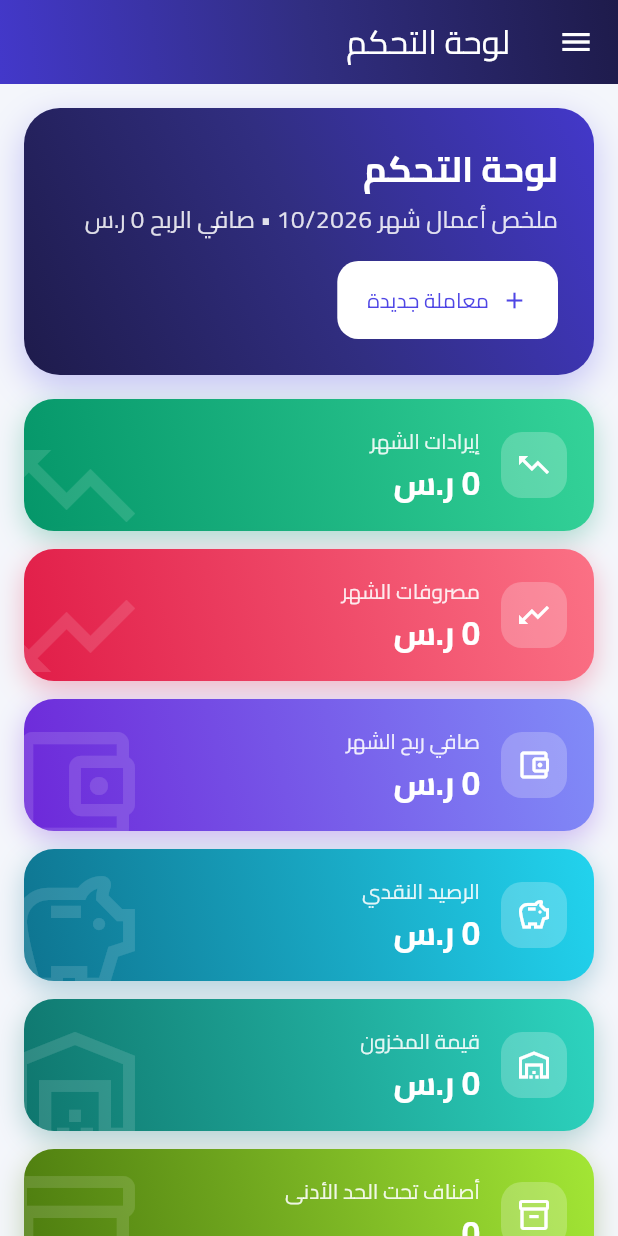
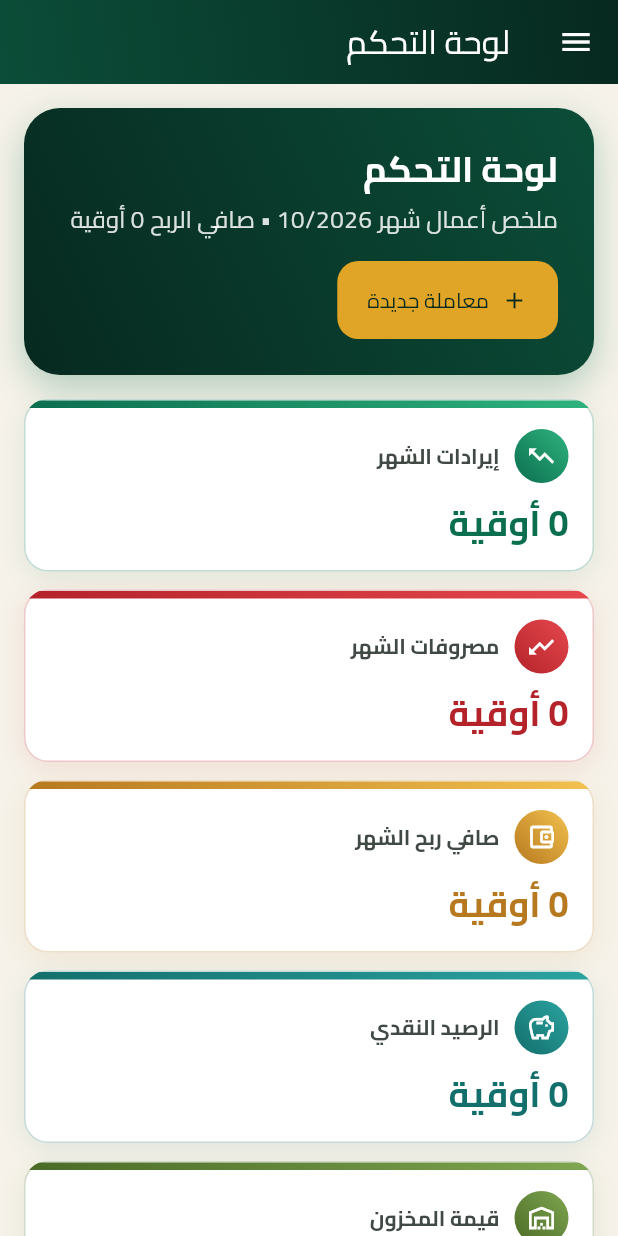
Before and after one commit to Ahmedtalb872/Medaba, a Flutter app: the screen it shows after launch, on a phone screen of 412 x 824 dp. Run offline on Flutter 3.47's test engine with Material 3 defaults, Android fonts, the phone set to English and light mode, and no system bars; our stand-ins replace pdf, printing, shared_preferences.

Commit message:
New look and Mauritanian ouguiya currency
Redesign with a palette inspired by the Mauritanian flag (deep green,
gold, red on a sand background): light KPI cards with a colored top
band and round icons, dark green sidebar with gold accents, gold hero
action, green/gold invoice PDF. Currency is now the ouguiya; demo data
uses MRU-scale prices, 16% VAT and Nouakchott addresses. Phone and tax
numbers render left-to-right so spaced digit groups don't get reversed
in RTL text (PDF and tables).

Co-Authored-By: Claude Opus 5.5 <noreply@anthropic.com>
Claude-Session: https://claude.ai/code/session_01X9Xt23fqdrjn1yncKBRNLD

```diff
--- a/lib/screens/dashboard_screen.dart
+++ b/lib/screens/dashboard_screen.dart
@@ -273,8 +273,8 @@ class _HeroBanner extends StatelessWidget {
           ),
           FilledButton.icon(
             style: FilledButton.styleFrom(
-              backgroundColor: Colors.white,
-              foregroundColor: AppColors.seed,
+              backgroundColor: AppColors.gold,
+              foregroundColor: AppColors.sidebar.first,
               padding: const EdgeInsets.symmetric(horizontal: 20, vertical: 16),
             ),
             onPressed: onAdd,
--- a/lib/screens/home_shell.dart
+++ b/lib/screens/home_shell.dart
@@ -63,8 +63,8 @@ class _HomeShellState extends State<HomeShell> {
               child: NavigationRail(
                 extended: extended,
                 backgroundColor: Colors.transparent,
-                indicatorColor: Colors.white.withValues(alpha: 0.18),
-                selectedIconTheme: const IconThemeData(color: Colors.white),
+                indicatorColor: AppColors.gold.withValues(alpha: 0.28),
+                selectedIconTheme: const IconThemeData(color: AppColors.gold),
                 unselectedIconTheme: IconThemeData(
                   color: Colors.white.withValues(alpha: 0.65),
                 ),
@@ -126,7 +126,7 @@ class _HomeShellState extends State<HomeShell> {
         data: Theme.of(context).copyWith(
           navigationDrawerTheme: NavigationDrawerThemeData(
             backgroundColor: AppColors.sidebar.first,
-            indicatorColor: Colors.white.withValues(alpha: 0.18),
+            indicatorColor: AppColors.gold.withValues(alpha: 0.28),
             iconTheme: WidgetStateProperty.resolveWith(
               (s) => IconThemeData(
                 color: s.contains(WidgetState.selected)
@@ -193,9 +193,9 @@ class _Logo extends StatelessWidget {
   Widget build(BuildContext context) => Container(
     padding: const EdgeInsets.all(10),
     decoration: BoxDecoration(
-      gradient: AppColors.gradient(AppColors.people),
+      color: AppColors.gold,
       borderRadius: BorderRadius.circular(14),
     ),
-    child: const Icon(Icons.business, color: Colors.white, size: 26),
+    child: const Icon(Icons.business, color: Color(0xFF07291F), size: 26),
   );
 }
--- a/lib/screens/partners_screen.dart
+++ b/lib/screens/partners_screen.dart
@@ -44,7 +44,7 @@ class PartnersScreen extends StatelessWidget {
             final sh = shareOf[p.id];
             return [
               Text(p.name),
-              Text(p.phone),
+              Text(p.phone, textDirection: TextDirection.ltr),
               Text(fmt.percent(p.sharePercent)),
               Text(fmt.money(p.capital)),
               Text(fmt.money(sh?.amount ?? 0)),
--- a/lib/screens/workers_screen.dart
+++ b/lib/screens/workers_screen.dart
@@ -39,7 +39,7 @@ class WorkersScreen extends StatelessWidget {
           cells: (w) => [
             Text(w.name),
             Text(w.jobTitle),
-            Text(w.phone),
+            Text(w.phone, textDirection: TextDirection.ltr),
             Text(fmt.money(w.monthlySalary)),
             Text(fmt.date(w.hiredAt)),
             Chip(
--- a/lib/theme/app_colors.dart
+++ b/lib/theme/app_colors.dart
@@ -1,39 +1,37 @@
 import 'package:flutter/material.dart';
 
-/// لوحة ألوان التطبيق. كل مؤشر له تدرّج لوني خاص به.
+/// لوحة ألوان التطبيق، مستوحاة من علم موريتانيا: أخضر عميق وذهبي وأحمر
+/// على خلفية بلون الرمل. كل مؤشر له لونان (فاتح، داكن).
 abstract final class AppColors {
-  static const seed = Color(0xFF4F46E5);
-  static const lightBackground = Color(0xFFF4F6FB);
-  static const darkBackground = Color(0xFF0F1222);
+  static const seed = Color(0xFF0B6E4F);
+  static const gold = Color(0xFFE0A526);
+  static const lightBackground = Color(0xFFF6F2E9);
+  static const darkBackground = Color(0xFF0C1713);
 
-  static const income = [Color(0xFF34D399), Color(0xFF059669)];
-  static const expense = [Color(0xFFFB7185), Color(0xFFE11D48)];
-  static const profit = [Color(0xFF818CF8), Color(0xFF6D28D9)];
-  static const loss = [Color(0xFFF87171), Color(0xFFB91C1C)];
-  static const cash = [Color(0xFF22D3EE), Color(0xFF0E7490)];
-  static const capital = [Color(0xFF60A5FA), Color(0xFF1D4ED8)];
-  static const people = [Color(0xFFE879F9), Color(0xFF9333EA)];
-  static const workers = [Color(0xFFFBBF24), Color(0xFFEA580C)];
-  static const payroll = [Color(0xFFF472B6), Color(0xFFBE185D)];
-  static const stock = [Color(0xFF2DD4BF), Color(0xFF0F766E)];
-  static const ok = [Color(0xFFA3E635), Color(0xFF4D7C0F)];
+  static const income = [Color(0xFF2FB37E), Color(0xFF0B6E4F)];
+  static const expense = [Color(0xFFE5484D), Color(0xFFB4232A)];
+  static const profit = [Color(0xFFF2C14E), Color(0xFFB7791F)];
+  static const loss = [Color(0xFFE5484D), Color(0xFF8E1B1F)];
+  static const cash = [Color(0xFF2BA3A0), Color(0xFF136F6C)];
+  static const capital = [Color(0xFF4F7FC4), Color(0xFF274C86)];
+  static const people = [Color(0xFF9A7BD1), Color(0xFF5B3E96)];
+  static const workers = [Color(0xFFF08A3C), Color(0xFFB45309)];
+  static const payroll = [Color(0xFFC08457), Color(0xFF7C4A24)];
+  static const stock = [Color(0xFF7FA650), Color(0xFF4A6B26)];
+  static const ok = [Color(0xFF2FB37E), Color(0xFF0B6E4F)];
 
   /// خلفية القائمة الجانبية.
-  static const sidebar = [
-    Color(0xFF1E1B4B),
-    Color(0xFF312E81),
-    Color(0xFF4338CA),
-  ];
+  static const sidebar = [Color(0xFF07291F), Color(0xFF0B4D38)];
 
   /// ألوان متتالية لتمييز الأشخاص في أشرطة التوزيع.
   static const series = [
-    Color(0xFF8B5CF6),
-    Color(0xFF06B6D4),
-    Color(0xFFF59E0B),
-    Color(0xFFEC4899),
-    Color(0xFF10B981),
-    Color(0xFF3B82F6),
-    Color(0xFFEF4444),
+    Color(0xFF0B6E4F),
+    Color(0xFFE0A526),
+    Color(0xFFB4232A),
+    Color(0xFF136F6C),
+    Color(0xFF5B3E96),
+    Color(0xFFB45309),
+    Color(0xFF274C86),
   ];
 
   static Color seriesAt(int i) => series[i % series.length];
--- a/lib/utils/format.dart
+++ b/lib/utils/format.dart
@@ -1,7 +1,7 @@
 import 'package:intl/intl.dart';
 
-/// رمز العملة المعروض. غيّره حسب بلد الزبون.
-const currencySymbol = 'ر.س';
+/// العملة: الأوقية الموريتانية (MRU).
+const currencySymbol = 'أوقية';
 
 final _money = NumberFormat('#,##0.##', 'en');
 final _date = DateFormat('yyyy/MM/dd', 'en_US');
--- a/lib/widgets/common.dart
+++ b/lib/widgets/common.dart
@@ -59,7 +59,7 @@ class PageHeader extends StatelessWidget {
   }
 }
 
-/// بطاقة مؤشر رقمي (KPI) بخلفية متدرجة الألوان.
+/// بطاقة مؤشر رقمي (KPI): سطح فاتح، شريط لوني علوي، أيقونة دائرية ورقم كبير.
 class StatCard extends StatelessWidget {
   final String label;
   final String value;
@@ -75,69 +75,67 @@ class StatCard extends StatelessWidget {
 
   @override
   Widget build(BuildContext context) {
+    final cs = Theme.of(context).colorScheme;
+    final dark = Theme.of(context).brightness == Brightness.dark;
+    final tone = dark ? colors.first : colors.last;
     return Container(
       clipBehavior: Clip.antiAlias,
       decoration: BoxDecoration(
-        gradient: AppColors.gradient(colors),
-        borderRadius: BorderRadius.circular(20),
+        color: Theme.of(context).cardTheme.color ?? cs.surface,
+        borderRadius: BorderRadius.circular(16),
+        border: Border.all(color: tone.withValues(alpha: 0.25)),
         boxShadow: [
           BoxShadow(
-            color: colors.last.withValues(alpha: 0.30),
-            blurRadius: 16,
-            offset: const Offset(0, 6),
+            color: tone.withValues(alpha: 0.10),
+            blurRadius: 14,
+            offset: const Offset(0, 4),
           ),
         ],
       ),
-      child: Stack(
+      child: Column(
+        crossAxisAlignment: CrossAxisAlignment.stretch,
         children: [
-          // أيقونة زخرفية كبيرة شفافة في الزاوية.
-          PositionedDirectional(
-            end: -14,
-            bottom: -18,
-            child: Icon(
-              icon,
-              size: 96,
-              color: Colors.white.withValues(alpha: 0.13),
-            ),
+          Container(
+            height: 5,
+            decoration: BoxDecoration(gradient: AppColors.gradient(colors)),
           ),
           Padding(
-            padding: const EdgeInsets.all(18),
-            child: Row(
-              children: [
-                Container(
-                  padding: const EdgeInsets.all(10),
-                  decoration: BoxDecoration(
-                    color: Colors.white.withValues(alpha: 0.22),
-                    borderRadius: BorderRadius.circular(14),
-                  ),
-                  child: Icon(icon, color: Colors.white),
-                ),
-                const SizedBox(width: 14),
-                Expanded(
+            padding: const EdgeInsets.fromLTRB(16, 14, 16, 16),
             child: Column(
               crossAxisAlignment: CrossAxisAlignment.start,
               children: [
-                      Text(
+                Row(
+                  children: [
+                    Container(
+                      width: 36,
+                      height: 36,
+                      decoration: BoxDecoration(
+                        shape: BoxShape.circle,
+                        gradient: AppColors.gradient(colors),
+                      ),
+                      child: Icon(icon, color: Colors.white, size: 20),
+                    ),
+                    const SizedBox(width: 10),
+                    Expanded(
+                      child: Text(
                         label,
                         style: TextStyle(
-                          color: Colors.white.withValues(alpha: 0.88),
+                          color: cs.onSurfaceVariant,
+                          fontWeight: FontWeight.w600,
                         ),
                         overflow: TextOverflow.ellipsis,
                       ),
-                      const SizedBox(height: 4),
+                    ),
+                  ],
+                ),
+                const SizedBox(height: 10),
                 FittedBox(
                   fit: BoxFit.scaleDown,
                   alignment: AlignmentDirectional.centerStart,
                   child: Text(
                     value,
-                          style: Theme.of(context).textTheme.titleLarge
-                              ?.copyWith(
-                                fontWeight: FontWeight.bold,
-                                color: Colors.white,
-                              ),
-                        ),
-                      ),
-                    ],
+                    style: Theme.of(context).textTheme.headlineSmall
+                        ?.copyWith(fontWeight: FontWeight.bold, color: tone),
                   ),
                 ),
               ],
```
Also changed, not shown: lib/pdf/invoice_pdf.dart (+35 -21 lines), lib/state/app_state.dart (+34 -34 lines), 4 other files. Lines whose indentation alone changed are shown as unchanged.
